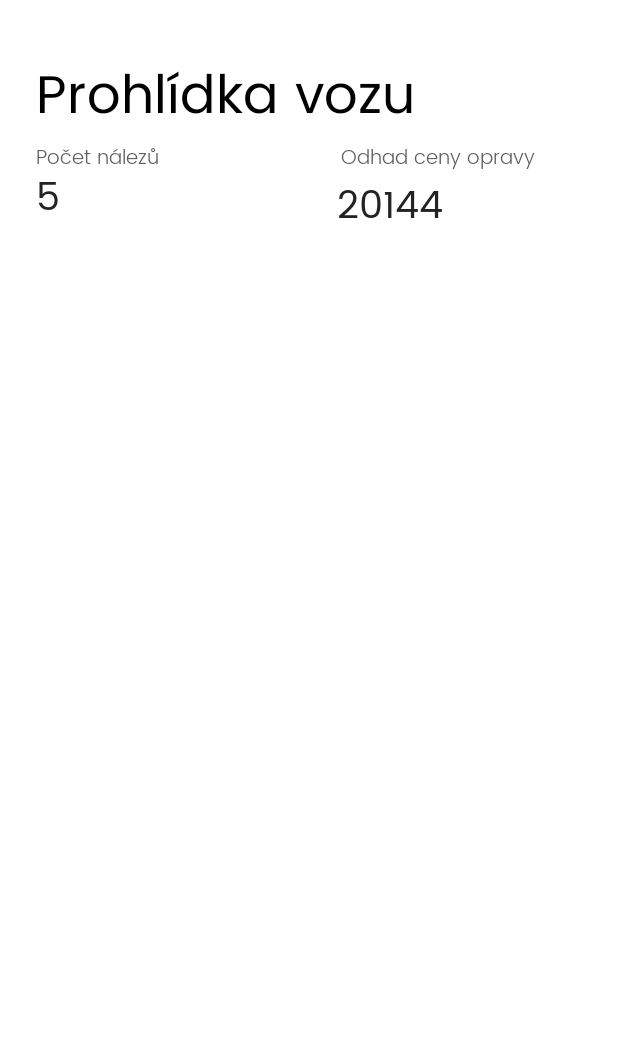
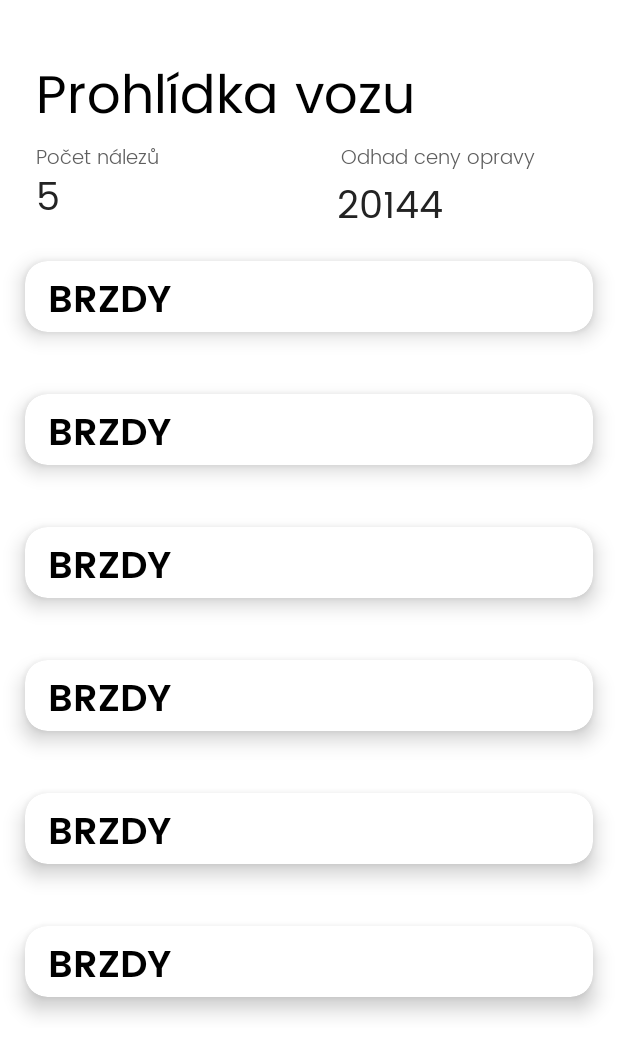
Before and after one commit to MichaelKazda/VirtBook, an Android app: the layout activity_second.xml on its own in the app's theme, with its tools: preview values and no code run, on a phone screen of 412 x 824 dp. Shown: the top 1055 px of the screen. Run offline under Robolectric (Android 15) with nearby library versions, the phone set to English and light mode, and no system bars.

Commit message:
Car check recycler view - Initial

```diff
--- /dev/null
+++ b/app/src/main/res/drawable/ic_baseline_check_24.xml
@@ -0,0 +1,5 @@
+<vector android:height="24dp" android:tint="#48A440"
+    android:viewportHeight="24" android:viewportWidth="24"
+    android:width="24dp" xmlns:android="http://schemas.android.com/apk/res/android">
+    <path android:fillColor="@android:color/white" android:pathData="M9,16.17L4.83,12l-1.42,1.41L9,19 21,7l-1.41,-1.41z"/>
+</vector>
--- /dev/null
+++ b/app/src/main/res/drawable/ic_baseline_close_24.xml
@@ -0,0 +1,5 @@
+<vector android:height="24dp" android:tint="#B80B0B"
+    android:viewportHeight="24" android:viewportWidth="24"
+    android:width="24dp" xmlns:android="http://schemas.android.com/apk/res/android">
+    <path android:fillColor="@android:color/white" android:pathData="M19,6.41L17.59,5 12,10.59 6.41,5 5,6.41 10.59,12 5,17.59 6.41,19 12,13.41 17.59,19 19,17.59 13.41,12z"/>
+</vector>
--- a/app/src/main/res/layout/activity_second.xml
+++ b/app/src/main/res/layout/activity_second.xml
@@ -72,5 +72,16 @@
             app:layout_constraintEnd_toEndOf="parent"
             app:layout_constraintTop_toBottomOf="@+id/costsTotalHeadline" />
 
+        <androidx.recyclerview.widget.RecyclerView
+            android:id="@+id/carcheckRecyclerMain"
+            android:layout_width="match_parent"
+            android:layout_height="wrap_content"
+            android:layout_marginTop="10dp"
+            app:layout_constraintEnd_toEndOf="parent"
+            app:layout_constraintStart_toStartOf="parent"
+            app:layout_constraintTop_toBottomOf="@+id/fixCount"
+            tools:itemCount="10"
+            tools:listitem="@layout/carcheck_parrent_item_layout" />
+
     </androidx.constraintlayout.widget.ConstraintLayout>
 </androidx.core.widget.NestedScrollView>
--- /dev/null
+++ b/app/src/main/res/layout/carcheck_parrent_item_layout.xml
@@ -0,0 +1,40 @@
+<?xml version="1.0" encoding="utf-8"?>
+<androidx.cardview.widget.CardView
+    xmlns:android="http://schemas.android.com/apk/res/android"
+    android:layout_width="match_parent"
+    android:layout_height="wrap_content"
+    xmlns:app="http://schemas.android.com/apk/res-auto"
+    android:layout_margin="4dp"
+    app:cardCornerRadius="15dp"
+    app:cardUseCompatPadding="true"
+    app:cardElevation="8dp"
+    >
+    <androidx.constraintlayout.widget.ConstraintLayout
+        android:layout_width="match_parent"
+        android:layout_height="wrap_content">
+
+        <TextView
+            android:id="@+id/checkArea"
+            android:layout_width="wrap_content"
+            android:layout_height="wrap_content"
+            android:layout_marginStart="15dp"
+            android:layout_marginTop="5dp"
+            android:fontFamily="@font/poppins_semibold"
+            android:text="brzdy"
+            android:textAllCaps="true"
+            android:textColor="#000000"
+            android:textSize="25sp"
+            app:layout_constraintStart_toStartOf="parent"
+            app:layout_constraintTop_toTopOf="parent"
+            app:lineHeight="25sp" />
+
+        <androidx.recyclerview.widget.RecyclerView
+            android:id="@+id/carcheckRecyclerItem"
+            android:layout_width="match_parent"
+            android:layout_height="wrap_content"
+            android:layout_marginStart="15dp"
+            app:layout_constraintStart_toStartOf="parent"
+            app:layout_constraintTop_toBottomOf="@+id/checkArea" />
+
+    </androidx.constraintlayout.widget.ConstraintLayout>
+</androidx.cardview.widget.CardView>
--- a/app/src/main/res/values/strings.xml
+++ b/app/src/main/res/values/strings.xml
@@ -51,4 +51,5 @@
     <string name="text2">A teď už jen vaší novou</string>
     <string name="btnText">Pokračovat do neaktivované knížky</string>
     <string name="btnText2">Přijít až po prohlídce</string>
+    <string name="icon">icon</string>
 </resources>
```
Also changed, not shown: app/src/main/java/com/example/virtbook/CarCheckChildAdapter.kt (added, +46 -0 lines), app/src/main/java/com/example/virtbook/CarCheckParrentAdapter.kt (added, +75 -0 lines), app/src/main/java/com/example/virtbook/SecondActivity.kt (+18 -12 lines), app/src/main/res/layout/carcheck_child_item_layout.xml (added, +44 -0 lines).
